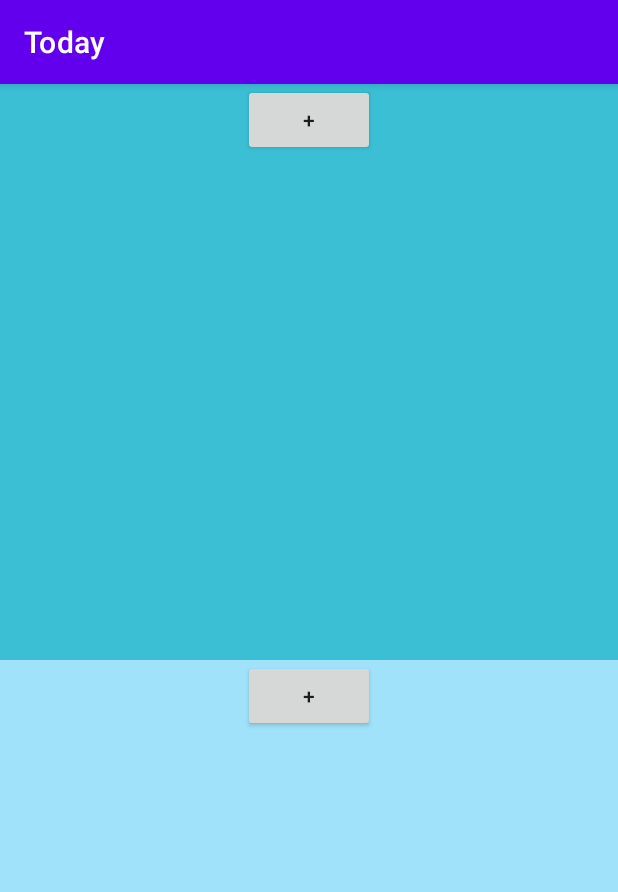
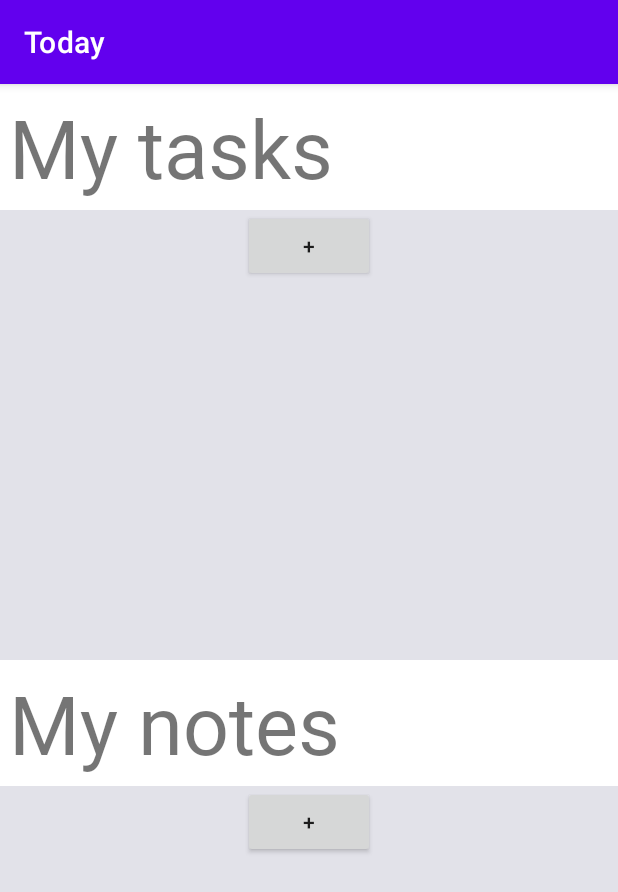
Before and after one commit to gataria/Today, an Android app: the screen it shows after launch (MainActivity), on a phone screen of 412 x 824 dp. Shown: the top 892 px of the screen. Run offline under Robolectric (Android 15) with nearby library versions, the phone set to English and light mode, and no system bars.

Commit message:
Added task and note headers; reversed direction of tasks/notes

```diff
--- a/app/src/main/res/layout/activity_main.xml
+++ b/app/src/main/res/layout/activity_main.xml
@@ -8,30 +8,50 @@
     android:gravity="center"
     android:orientation="vertical">
 
+    <TextView
+        android:id="@+id/taskHeader"
+        android:layout_width="match_parent"
+        android:layout_height="wrap_content"
+        android:text="@string/tasks_header"
+        android:textSize="54dp"
+        android:fontFamily="@font/public_sans_black_italic"
+        android:layout_margin="6dp"/>
+
     <ScrollView
         android:layout_width="match_parent"
         android:layout_height="match_parent"
         android:layout_weight="1"
-        android:background="@color/primary">
+        android:background="@color/material_dynamic_neutral90">
         <LinearLayout
-            android:id="@+id/mainLL"
+            android:id="@+id/taskLL"
             android:layout_width="match_parent"
             android:layout_height="wrap_content"
             android:gravity="top|center"
-            android:orientation="vertical" />
+            android:orientation="vertical" >
+        </LinearLayout>
     </ScrollView>
 
+    <TextView
+        android:id="@+id/noteHeader"
+        android:layout_width="match_parent"
+        android:layout_height="wrap_content"
+        android:text="@string/notes_header"
+        android:textSize="54dp"
+        android:fontFamily="@font/public_sans_black_italic"
+        android:layout_margin="6dp"/>
+
     <ScrollView
-        android:background="@color/secondary"
+        android:background="@color/material_dynamic_neutral90"
         android:layout_width="match_parent"
         android:layout_height="match_parent"
         android:layout_weight="1">
         <LinearLayout
             android:layout_width="match_parent"
             android:layout_height="wrap_content"
-            android:id="@+id/taskLL"
+            android:id="@+id/mainLL"
             android:gravity="top|center"
-            android:orientation="vertical"/>
+            android:orientation="vertical">
+        </LinearLayout>
     </ScrollView>
 
 </LinearLayout>
--- a/app/src/main/res/values/strings.xml
+++ b/app/src/main/res/values/strings.xml
@@ -10,4 +10,6 @@
     <string name="empty_time_selector">Select Time</string>
     <string name="authors_1">Ranjit Adhikari • Adolfo Aguilar</string>
     <string name="authors_2">Rodrigo Dávila Castillo • Simon Newcomb</string>
+    <string name="notes_header">My notes</string>
+    <string name="tasks_header">My tasks</string>
 </resources>
```
